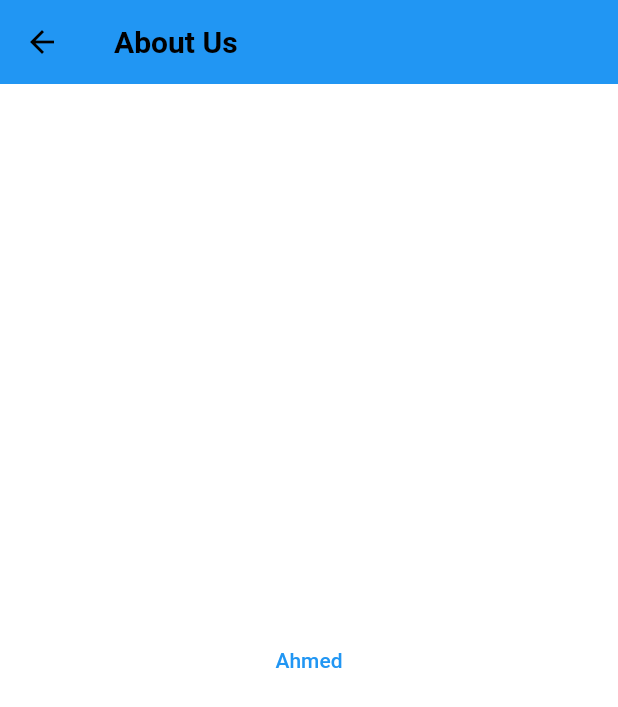
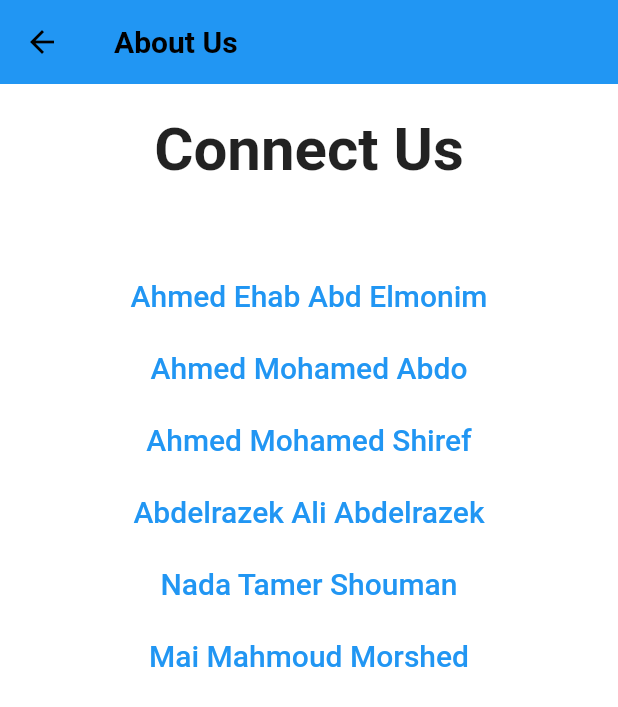
Before and after one commit to Ahmedshiref72/G_project-IOT-Smart-City-, a Flutter app: the AboutUsScreen screen opened directly, on a phone screen of 412 x 824 dp. Shown: the top 707 px of the screen. Run offline on Flutter 3.47's test engine with Material 2 defaults, Android fonts, the phone set to English and light mode, and no system bars; drawn by our look-alikes of overlay_support; our stand-ins replace bloc, conditional_builder, connectivity_plus, dio, email_validator, firebase_core and 12 more; missing offline and left inert: flutter_glow, mqtt_client, onesignal_flutter, restart_app, rolling_switch; accounts and stored records are empty; network calls fail; Roboto replaces fonts that are missing (RobotoCondensed); statements that could not run were skipped.

Commit message:
pass model

```diff
--- a/lib/modules/About_us/about_us_screen.dart
+++ b/lib/modules/About_us/about_us_screen.dart
@@ -1,4 +1,6 @@
 import 'package:flutter/material.dart';
+import 'package:smart_city/modules/password/gatePassword.dart';
+import 'package:smart_city/shared/components/components.dart';
 import 'package:url_launcher/url_launcher.dart';
 
 class AboutUsScreen extends StatelessWidget {
@@ -7,7 +9,31 @@ class AboutUsScreen extends StatelessWidget {
     return Scaffold(
       appBar: AppBar(title: Text('About Us '),),
       body: Center(
-        child: TextButton(
+        child: Column(
+          children: [
+            SizedBox(
+              height: 20,
+            ),
+            Text('Connect Us',style: TextStyle(fontSize: 40,fontWeight: FontWeight.bold),),
+            SizedBox(
+              height: 50,
+            ),
+            TextButton(onPressed: ()async
+            {
+              const url = "https://flutter.io";
+              if (await canLaunch(url) != null)
+                await launch(url);
+              else
+                // can't launch url, there is some error
+                throw "Could not launch $url";
+
+            },
+                child: Text('Ahmed Ehab Abd Elmonim',
+                  style:TextStyle(
+                      fontSize: 20
+                  ) ,)),
+
+            TextButton(
                 onPressed: ()async
             {
               const url = "https://flutter.io";
@@ -16,17 +42,91 @@ class AboutUsScreen extends StatelessWidget {
               else
                 // can't launch url, there is some error
                 throw "Could not launch $url";
+
             },
-          child: Text('Ahmed'),
+                child: Text('Ahmed Mohamed Abdo',
+            style:TextStyle(
+              fontSize: 20
+            ) ,)),
+            TextButton(onPressed: ()async
+            {
+              const url = "https://flutter.io";
+              if (await canLaunch(url) != null)
+                await launch(url);
+              else
+                // can't launch url, there is some error
+                throw "Could not launch $url";
+
+            },
+                child: Text('Ahmed Mohamed Shiref',
+            style:TextStyle(
+              fontSize: 20
+            ) ,)),
+            TextButton(
+                onPressed: ()async
+            {
+              const url = "https://flutter.io";
+              if (await canLaunch(url) != null)
+                await launch(url);
+              else
+                // can't launch url, there is some error
+                throw "Could not launch $url";
+
+            },
+                child: Text('Abdelrazek Ali Abdelrazek',
+                  style:TextStyle(
+                      fontSize: 20
+                  ) ,)),
+            TextButton(onPressed: ()async
+            {
+              const url = "https://flutter.io";
+              if (await canLaunch(url) != null)
+                await launch(url);
+              else
+                // can't launch url, there is some error
+                throw "Could not launch $url";
+
+            },
+                child: Text('Nada Tamer Shouman',
+            style:TextStyle(
+              fontSize: 20
+            ) ,)),
+            TextButton(onPressed: ()async
+            {
+              const url = "https://flutter.io";
+              if (await canLaunch(url) != null)
+                await launch(url);
+              else
+                // can't launch url, there is some error
+                throw "Could not launch $url";
+
+            },
+                child: Text('Mai Mahmoud Morshed',
+            style:TextStyle(
+              fontSize: 20
+            ) ,)),
+
+          ],
         ),
       ),
+
     );}
- Future _launchURL() async {
-    const url = 'https://google.com';
-    if (await canLaunch(url)) {
+
+}
+
+
+
+
+
+
+
+
+/*()async
+          {
+            const url = "https://flutter.io";
+            if (await canLaunch(url) != null)
             await launch(url);
-    } else {
-      throw 'Could not launch $url';
-    }
-  }
-}
+            else
+            // can't launch url, there is some error
+            throw "Could not launch $url";
+          },*/
```
Lines whose indentation alone changed are shown as unchanged.
